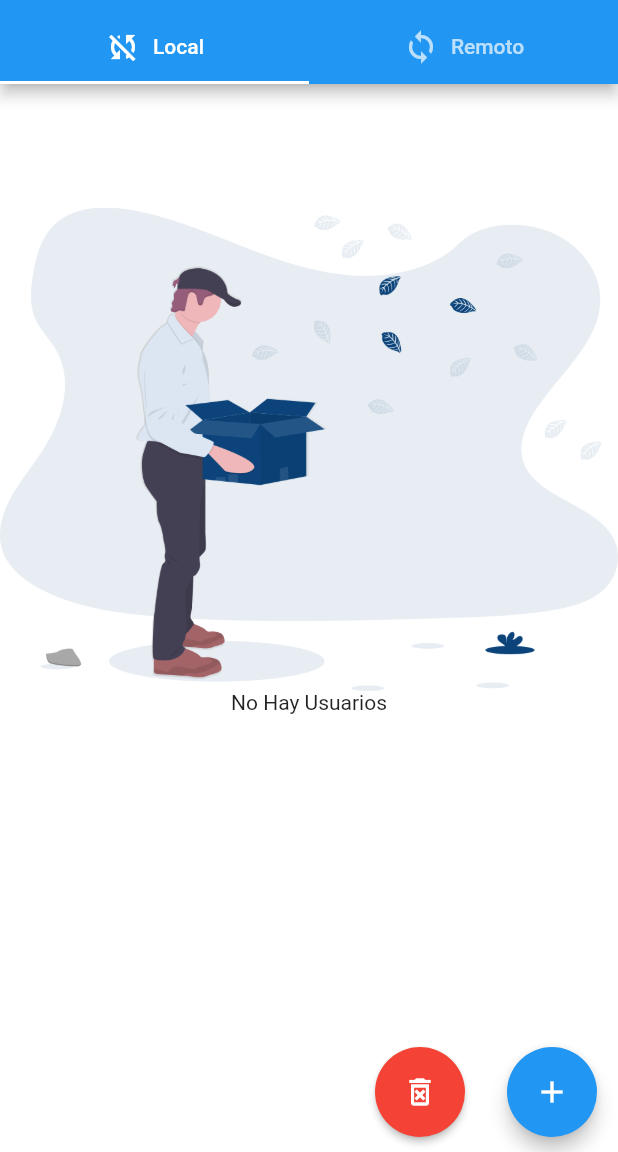
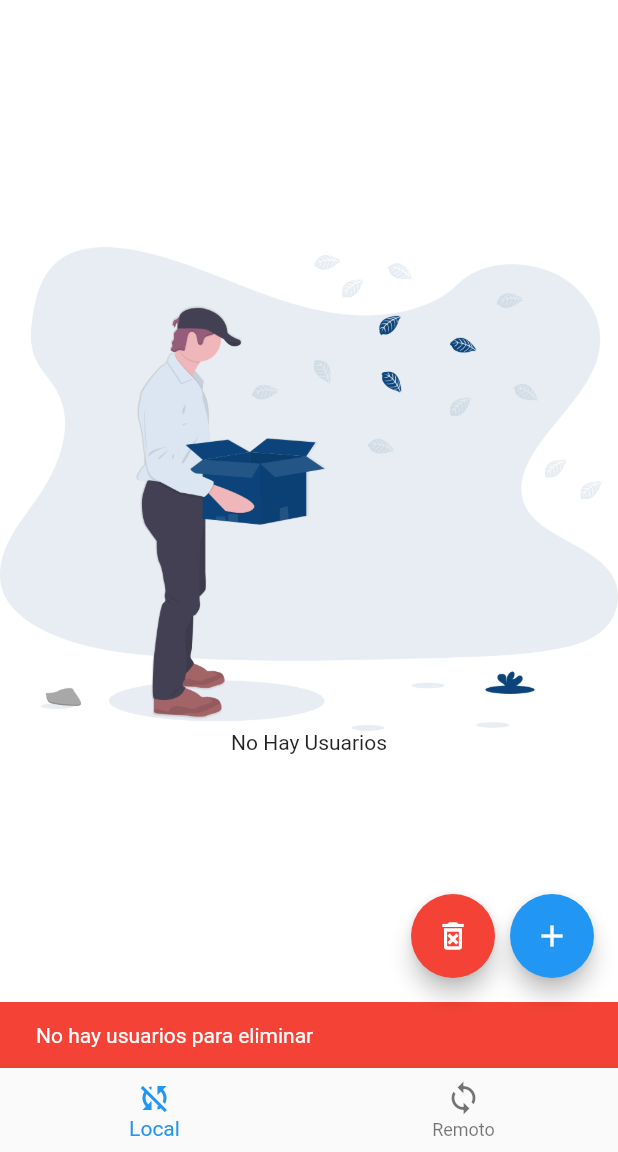
Before and after one commit to ramirezsebas/crud_usuarios_test_flutter, a Flutter app: the screen it shows after launch, after a tap on the "delete forever" icon, on a phone screen of 412 x 824 dp, the part 84-1236 px from its top. Run offline on Flutter 3.47's test engine with Material 2 defaults, Android fonts, the phone set to English and light mode, and no system bars; our stand-ins replace dio, get_it, get_storage, sqflite; accounts and stored records are empty; network calls fail.

Commit message:
Cambiamos de tab a bottom nav

```diff
--- a/lib/modules/usuarios/domain/usuario_entity.dart
+++ b/lib/modules/usuarios/domain/usuario_entity.dart
@@ -64,7 +64,6 @@ class UsuarioEntity {
       'id': id,
       'nombre': nombre,
       'fechaNacimiento': fechaNacimiento?.toIso8601String(),
-      'email': email,
       'sexo': sexo,
     };
   }
--- a/lib/modules/usuarios/infrastructure/sqlite_usuario_respository.dart
+++ b/lib/modules/usuarios/infrastructure/sqlite_usuario_respository.dart
@@ -12,6 +12,7 @@ class SqliteUsuarioRepository {
     int id = await _getLastInsertedElementId();
     usuarioEntity.id = id + 1;
     Map<String, dynamic> usuarioJson = usuarioEntity.toLocalJson();
+
 
     return _database.insert(_tableName, usuarioJson);
   }
--- a/lib/modules/usuarios/presentation/usuario-list/usuario_list_page.dart
+++ b/lib/modules/usuarios/presentation/usuario-list/usuario_list_page.dart
@@ -1,19 +1,18 @@
 import 'package:flutter/material.dart';
 import 'package:provider/provider.dart';
+import 'package:test_itti_flutter/modules/usuarios/presentation/usuario-form/usuario_form_page.dart';
 import 'package:test_itti_flutter/modules/usuarios/presentation/usuario-list/usuario_list_change_notifier.dart';
+import 'package:test_itti_flutter/modules/usuarios/presentation/usuario-list/widgets/main_buttons.dart';
 
 import 'package:test_itti_flutter/modules/usuarios/presentation/usuario-list/widgets/usuario_list.dart';
-import 'package:test_itti_flutter/modules/usuarios/presentation/usuario-list/widgets/usuario_tab_view.dart';
+import 'package:test_itti_flutter/shared/widgets/custom_bottom_navigation.dart';
 
 class UsuarioListPage extends StatelessWidget {
   const UsuarioListPage({Key? key}) : super(key: key);
 
   @override
   Widget build(BuildContext context) {
-    return DefaultTabController(
-      length: 2,
-      initialIndex: 0,
-      child: SafeArea(
+    return SafeArea(
       child: Scaffold(
         backgroundColor: Colors.white,
         appBar: AppBar(
@@ -22,21 +21,24 @@ class UsuarioListPage extends StatelessWidget {
           leading: SizedBox.fromSize(),
           centerTitle: true,
         ),
+        floatingActionButton:
+            context.watch<UsuarioListChangeNotifier>().tabIndex == 1
+                ? null
+                : const MainButtons(),
+        bottomNavigationBar: const CustomBottomNavigation(),
         body: Column(
           children: [
-              const UsuarioTabView(),
             Expanded(
-                child: TabBarView(
+              child: IndexedStack(
+                index: context.watch<UsuarioListChangeNotifier>().tabIndex,
                 children: [
                   const UsuarioList(
                     isRemote: false,
                   ),
                   RefreshIndicator(
-                      onRefresh: () {
-                        return context
+                    onRefresh: () => context
                         .read<UsuarioListChangeNotifier>()
-                            .getAllUsuariosRemote();
-                      },
+                        .getAllUsuariosRemote(),
                     child: const UsuarioList(
                       isRemote: true,
                     ),
@@ -47,7 +49,6 @@ class UsuarioListPage extends StatelessWidget {
           ],
         ),
       ),
-      ),
     );
   }
 }
--- /dev/null
+++ b/lib/modules/usuarios/presentation/usuario-list/widgets/main_buttons.dart
@@ -0,0 +1,83 @@
+import 'package:flutter/material.dart';
+import 'package:provider/provider.dart';
+import 'package:test_itti_flutter/modules/usuarios/presentation/usuario-form/usuario_form_page.dart';
+import 'package:test_itti_flutter/modules/usuarios/presentation/usuario-list/usuario_list_change_notifier.dart';
+
+class MainButtons extends StatelessWidget {
+  const MainButtons({Key? key}) : super(key: key);
+
+  @override
+  Widget build(BuildContext context) {
+    return Row(
+      mainAxisAlignment: MainAxisAlignment.end,
+      children: [
+        FloatingActionButton(
+          key: const Key('btn_delete'),
+          heroTag: "btn_delete",
+          backgroundColor: Colors.red,
+          onPressed: () {
+            _deleteAllUsers(context);
+          },
+          child: const Icon(Icons.delete_forever_outlined),
+        ),
+        const SizedBox(
+          width: 10,
+        ),
+        FloatingActionButton(
+          heroTag: "btn_add",
+          key: const Key('btn_add'),
+          onPressed: () {
+            _navToForm(context);
+          },
+          child: const Icon(Icons.add_outlined),
+        ),
+      ],
+    );
+  }
+
+  void _deleteAllUsers(BuildContext context) {
+    if (context.read<UsuarioListChangeNotifier>().usuarios.isEmpty) {
+      ScaffoldMessenger.of(context).showSnackBar(
+        const SnackBar(
+          content: Text('No hay usuarios para eliminar'),
+          backgroundColor: Colors.red,
+        ),
+      );
+      return;
+    }
+    showDialog(
+      context: context,
+      builder: (context) => AlertDialog(
+        title: const Text('¿Está seguro?'),
+        content:
+            const Text('¿Está seguro que desea eliminar todos los usuarios?'),
+        actions: [
+          TextButton(
+            child: const Text('Cancelar'),
+            onPressed: () {
+              Navigator.of(context).pop();
+            },
+          ),
+          TextButton(
+            child: const Text('Eliminar'),
+            onPressed: () {
+              Navigator.of(context).pop();
+              context.read<UsuarioListChangeNotifier>().deleteAll();
+            },
+          ),
+        ],
+      ),
+    );
+  }
+
+  void _navToForm(BuildContext context) {
+    Navigator.push(
+      context,
+      MaterialPageRoute(
+        builder: (context) => const UsuarioFormPage(
+          edit: false,
+        ),
+      ),
+    );
+  }
+}
--- a/lib/modules/usuarios/presentation/usuario-list/widgets/usuario_list.dart
+++ b/lib/modules/usuarios/presentation/usuario-list/widgets/usuario_list.dart
@@ -3,7 +3,6 @@ import 'package:flutter/material.dart';
 import 'package:provider/provider.dart';
 
 import 'package:test_itti_flutter/modules/usuarios/domain/usuario_entity.dart';
-import 'package:test_itti_flutter/modules/usuarios/presentation/usuario-form/usuario_form_page.dart';
 import 'package:test_itti_flutter/modules/usuarios/presentation/usuario-list/usuario_list_change_notifier.dart';
 import 'package:test_itti_flutter/modules/usuarios/presentation/usuario-list/widgets/usuario_card_body.dart';
 import 'package:test_itti_flutter/shared/widgets/custom_card.dart';
@@ -27,7 +26,7 @@ class _UsuarioListState extends State<UsuarioList> {
 
   void _loadUsuarios() {
     if (widget.isRemote) {
-      context.read<UsuarioListChangeNotifier>().getAllUsuariosRemoteOrCached();
+      context.read<UsuarioListChangeNotifier>().getAllUsuariosRemote();
     } else {
       context.read<UsuarioListChangeNotifier>().getAllUsuariosLocal();
     }
@@ -35,7 +34,9 @@ class _UsuarioListState extends State<UsuarioList> {
 
   @override
   Widget build(BuildContext context) {
-    var myUsuarios = context.watch<UsuarioListChangeNotifier>().usuarios;
+    var myUsuarios = widget.isRemote
+        ? context.watch<UsuarioListChangeNotifier>().usuariosRemote
+        : context.watch<UsuarioListChangeNotifier>().usuarios;
     return Stack(
       children: [
         Column(
@@ -43,77 +44,43 @@ class _UsuarioListState extends State<UsuarioList> {
             if (myUsuarios.isEmpty &&
                 !context.watch<UsuarioListChangeNotifier>().loading)
               SizedBox(
-                height: MediaQuery.of(context).size.height * 0.1,
+                height: MediaQuery.of(context).size.height * 0.2,
               ),
             if (myUsuarios.isEmpty &&
                 !context.watch<UsuarioListChangeNotifier>().loading)
               const NoData(label: "No Hay Usuarios"),
             if (myUsuarios.isNotEmpty)
               Expanded(
-                child: ListView.builder(
+                child: Column(
+                  children: [
+                    Expanded(
+                      child: ListView.separated(
+                        separatorBuilder: (context, index) => const Divider(),
                         itemCount: myUsuarios.length,
                         itemBuilder: (context, index) {
                           UsuarioEntity usuario = myUsuarios[index];
-                    return CustomCard(
+                          return Column(
+                            children: [
+                              CustomCard(
                                 child: UsuarioCardBody(
                                   usuario: usuario,
                                   isRemote: widget.isRemote,
                                 ),
                                 padding: 15,
+                              ),
+                              if (index == myUsuarios.length - 1)
+                                const SizedBox(
+                                  height: 80,
+                                ),
+                            ],
                           );
                         },
                       ),
                     ),
                   ],
                 ),
-        if (!widget.isRemote)
-          Positioned(
-            right: 0,
-            bottom: 10,
-            child: Column(
-              children: [
-                const SizedBox(
-                  height: 60,
-                ),
-                Row(
-                  mainAxisAlignment: MainAxisAlignment.end,
-                  children: [
-                    MaterialButton(
-                      height: 60,
-                      shape: const CircleBorder(),
-                      color: Colors.red,
-                      onPressed: () {
-                        context.read<UsuarioListChangeNotifier>().deleteAll();
-                      },
-                      child: const Icon(
-                        Icons.delete_forever_outlined,
-                        color: Colors.white,
-                      ),
-                    ),
-                    MaterialButton(
-                      height: 60,
-                      elevation: 5.0,
-                      shape: const CircleBorder(),
-                      color: Colors.blue,
-                      onPressed: () {
-                        Navigator.push(
-                          context,
-                          MaterialPageRoute(
-                            builder: (context) => const UsuarioFormPage(
-                              edit: false,
-                            ),
-                          ),
-                        );
-                      },
-                      child: const Icon(
-                        Icons.add_outlined,
-                        color: Colors.white,
-                      ),
               ),
           ],
-                ),
-              ],
-            ),
         ),
         if (context.watch<UsuarioListChangeNotifier>().loading)
           const Center(
--- a/lib/modules/usuarios/presentation/usuario-list/widgets/usuario_tab_view.dart
+++ /dev/null
@@ -1,41 +0,0 @@
-import 'package:flutter/material.dart';
-
-class UsuarioTabView extends StatelessWidget {
-  const UsuarioTabView({
-    Key? key,
-  }) : super(key: key);
-
-  @override
-  Widget build(BuildContext context) {
-    return SizedBox(
-      height: 56,
-      child: AppBar(
-        leading: const SizedBox.shrink(),
-        bottom: TabBar(
-          tabs: [
-            Tab(
-              child: Row(
-                mainAxisAlignment: MainAxisAlignment.center,
-                children: const [
-                  Icon(Icons.sync_disabled_outlined),
-                  SizedBox(width: 8),
-                  Text('Local'),
-                ],
-              ),
-            ),
-            Tab(
-              child: Row(
-                mainAxisAlignment: MainAxisAlignment.center,
-                children: const [
-                  Icon(Icons.sync_outlined),
-                  SizedBox(width: 8),
-                  Text('Remoto'),
-                ],
-              ),
-            ),
-          ],
-        ),
-      ),
-    );
-  }
-}
--- /dev/null
+++ b/lib/shared/widgets/custom_bottom_navigation.dart
@@ -0,0 +1,28 @@
+import 'package:flutter/material.dart';
+import 'package:provider/provider.dart';
+
+import '../../modules/usuarios/presentation/usuario-list/usuario_list_change_notifier.dart';
+
+class CustomBottomNavigation extends StatelessWidget {
+  const CustomBottomNavigation({
+    Key? key,
+  }) : super(key: key);
+
+  @override
+  Widget build(BuildContext context) {
+    return BottomNavigationBar(
+      items: const [
+        BottomNavigationBarItem(
+          icon: Icon(Icons.sync_disabled_outlined),
+          label: 'Local',
+        ),
+        BottomNavigationBarItem(
+          icon: Icon(Icons.sync_outlined),
+          label: 'Remoto',
+        ),
+      ],
+      currentIndex: context.watch<UsuarioListChangeNotifier>().tabIndex,
+      onTap: context.read<UsuarioListChangeNotifier>().setTabIndex,
+    );
+  }
+}
```
Also changed, not shown: lib/modules/usuarios/presentation/usuario-list/usuario_list_change_notifier.dart (+20 -41 lines). Lines whose indentation alone changed are shown as unchanged.
